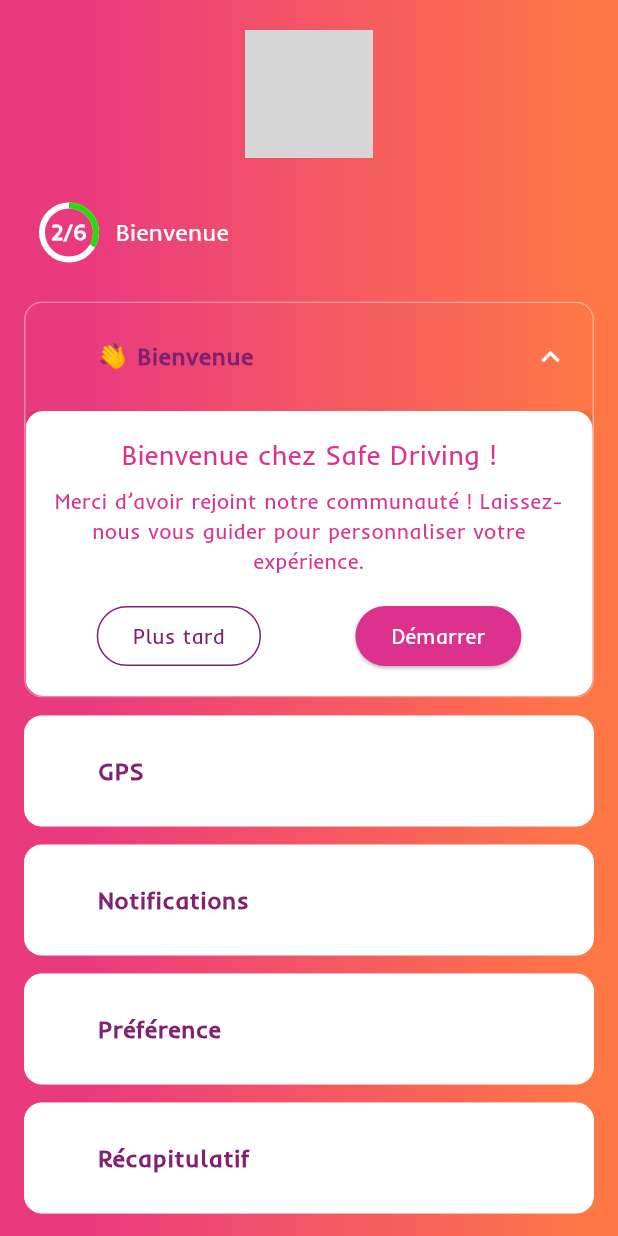
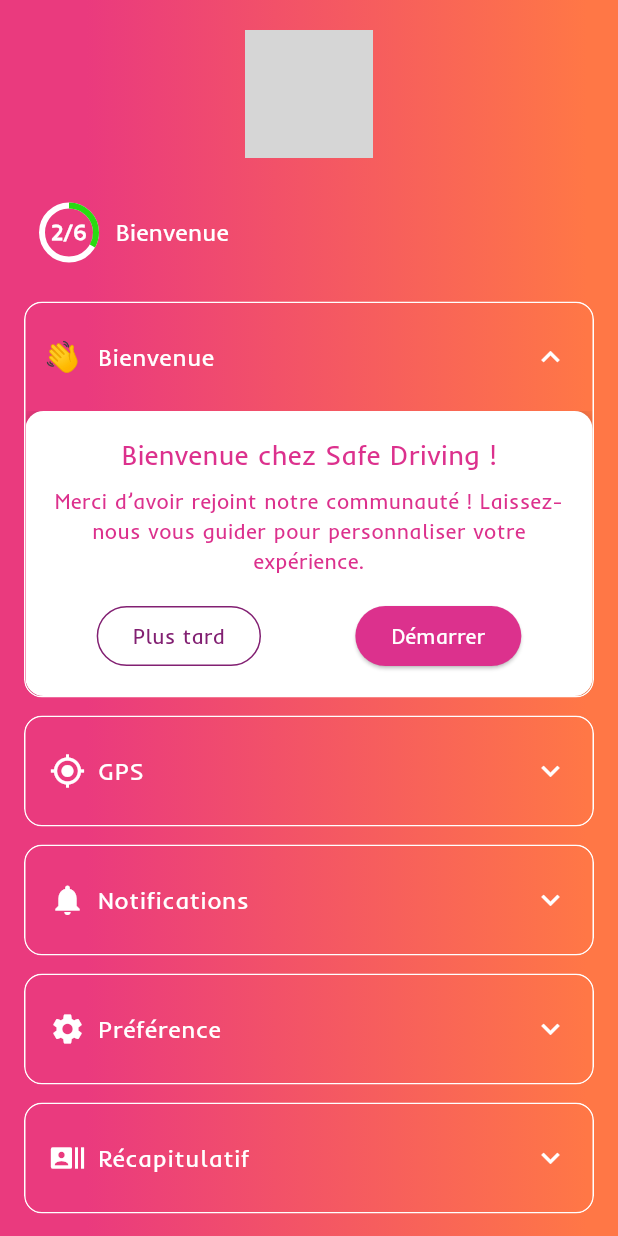
Before and after one commit to Tokiarivelo/safe-driving, a Flutter app: the screen it shows after launch, after a tap on "Je suis utilisateur", on a phone screen of 412 x 824 dp. Run offline on Flutter 3.47's test engine with Material 3 defaults, Android fonts, the phone set to English and light mode, and no system bars; our stand-ins replace flutter_svg, graphql_flutter; accounts and stored records are empty; grey boxes are pictures that could not be loaded.

Commit message:
feat: amelioration of UI/UX of expansionTile

```diff
--- a/apps/mobile/lib/shared/widgets/customs/interactive_menu_widget.dart
+++ b/apps/mobile/lib/shared/widgets/customs/interactive_menu_widget.dart
@@ -19,7 +19,7 @@ class InteractiveMenuWidgetState extends State<InteractiveMenuWidget> {
   final List<String> _selectedTransports = [];
 
   final List<_StepInfo> _steps = [
-    _StepInfo(title: '👋 Bienvenue', icon: null),
+    _StepInfo(title: 'Bienvenue', icon: null, emoji: '👋'),
     _StepInfo(title: 'GPS', icon: Icons.gps_fixed),
     _StepInfo(title: 'Notifications', icon: Icons.notifications),
     _StepInfo(title: 'Préférence', icon: Icons.settings),
@@ -92,7 +92,7 @@ class InteractiveMenuWidgetState extends State<InteractiveMenuWidget> {
                     child: Container(
                       width: 300,
                       constraints: const BoxConstraints(
-                        maxHeight: 130, // Limiter du hauteur
+                        maxHeight: 135, // Limiter du hauteur
                       ),
                       padding: const EdgeInsets.all(20),
                       decoration: BoxDecoration(
@@ -151,14 +151,14 @@ class InteractiveMenuWidgetState extends State<InteractiveMenuWidget> {
       child: ExpansionTile(
         key: Key('step_$step'),
         backgroundColor: AppColors.transparent,
-        collapsedBackgroundColor: AppColors.secondBackgroundColor,
+        collapsedBackgroundColor: AppColors.transparent,
         shape: RoundedRectangleBorder(
           borderRadius: BorderRadius.circular(12),
-          side: BorderSide(color: AppColors.light.withAlpha(100)),
+          side: BorderSide(color: AppColors.light),
         ),
         collapsedShape: RoundedRectangleBorder(
           borderRadius: BorderRadius.circular(12),
-          side: BorderSide(color: AppColors.light.withAlpha(100)),
+          side: BorderSide(color: AppColors.light),
         ),
         initiallyExpanded: isExpanded,
         onExpansionChanged: (open) {
@@ -167,13 +167,27 @@ class InteractiveMenuWidgetState extends State<InteractiveMenuWidget> {
         tilePadding: const EdgeInsets.symmetric(horizontal: 16, vertical: 8),
         title: Row(
           children: [
-            Icon(info.icon, color: AppColors.light),
+            if (info.emoji != null)
+              Transform.translate(
+                offset: const Offset(-4, 0),
+                child: Container(
+                  width: 24,
+                  height: 30,
+                  alignment: Alignment.centerLeft,
+                  child: Text(
+                    info.emoji!,
+                    style: const TextStyle(fontSize: 20),
+                  ),
+                ),
+              )
+            else if (info.icon != null)
+              Icon(info.icon, color: AppColors.light, size: 24),
             const SizedBox(width: 8),
             Text(
               info.title,
               style: TextStyle(
-                color: AppColors.buttonWithoutBackGround,
-                fontWeight: FontWeight.bold,
+                color: AppColors.light,
+                fontWeight: FontWeight.normal,
               ),
             ),
           ],
@@ -193,7 +207,7 @@ class InteractiveMenuWidgetState extends State<InteractiveMenuWidget> {
             padding: const EdgeInsets.all(16),
             child: _buildStepContent(step),
           ),
-        ], // ← children toujours en dernier
+        ],
       ),
     );
   }
@@ -212,7 +226,7 @@ class InteractiveMenuWidgetState extends State<InteractiveMenuWidget> {
                 fontWeight: FontWeight.w400,
               ),
             ),
-            const SizedBox(height: 20),
+            const SizedBox(height: 30),
             Row(
               mainAxisAlignment: MainAxisAlignment.spaceEvenly,
               children: [
@@ -221,6 +235,9 @@ class InteractiveMenuWidgetState extends State<InteractiveMenuWidget> {
                     style: ElevatedButton.styleFrom(
                       backgroundColor: AppColors.fillButtonBackgorund,
                       padding: const EdgeInsets.symmetric(vertical: 12),
+                      shape: RoundedRectangleBorder(
+                        borderRadius: BorderRadius.circular(2),
+                      ),
                     ),
                     onPressed: _nextStep,
                     child: const Text(
@@ -229,12 +246,15 @@ class InteractiveMenuWidgetState extends State<InteractiveMenuWidget> {
                     ),
                   ),
                 ),
-                const SizedBox(width: 8),
+                const SizedBox(width: 50),
                 Expanded(
                   child: ElevatedButton(
                     style: ElevatedButton.styleFrom(
                       backgroundColor: AppColors.fillButtonBackgorund,
                       padding: const EdgeInsets.symmetric(vertical: 12),
+                      shape: RoundedRectangleBorder(
+                        borderRadius: BorderRadius.circular(2),
+                      ),
                     ),
                     onPressed: () {},
                     child: const Text(
@@ -572,5 +592,6 @@ class InteractiveMenuWidgetState extends State<InteractiveMenuWidget> {
 class _StepInfo {
   final String title;
   final IconData? icon;
-  _StepInfo({required this.title, this.icon});
+  final String? emoji;
+  _StepInfo({required this.title, this.icon, this.emoji});
 }
```
